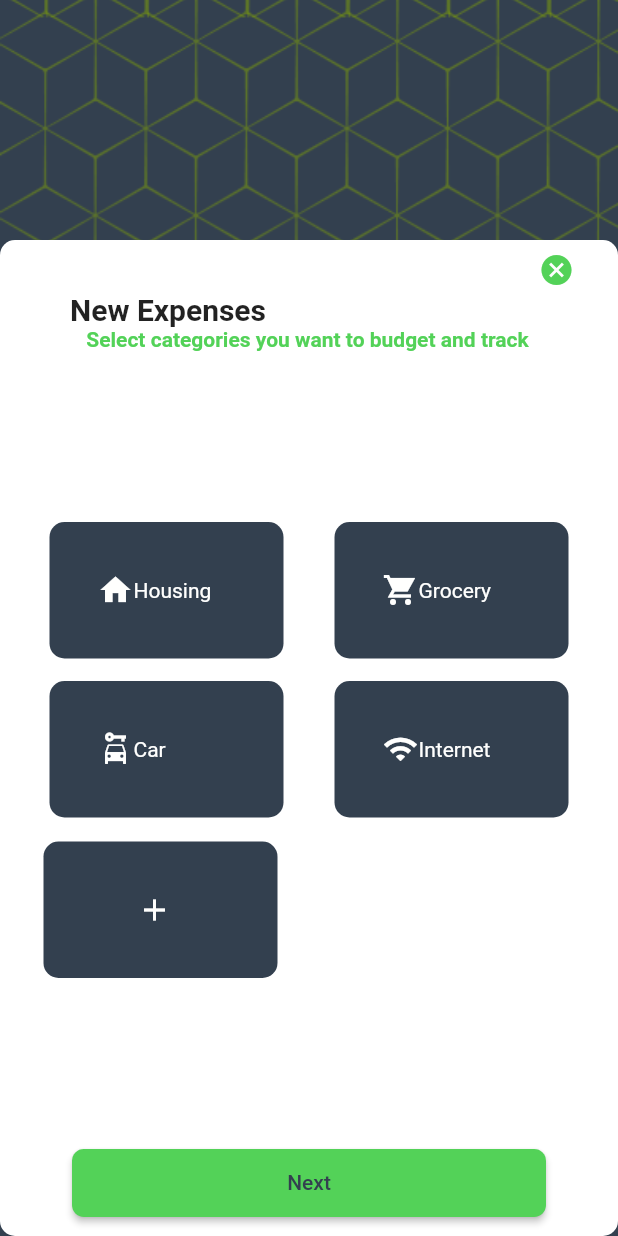
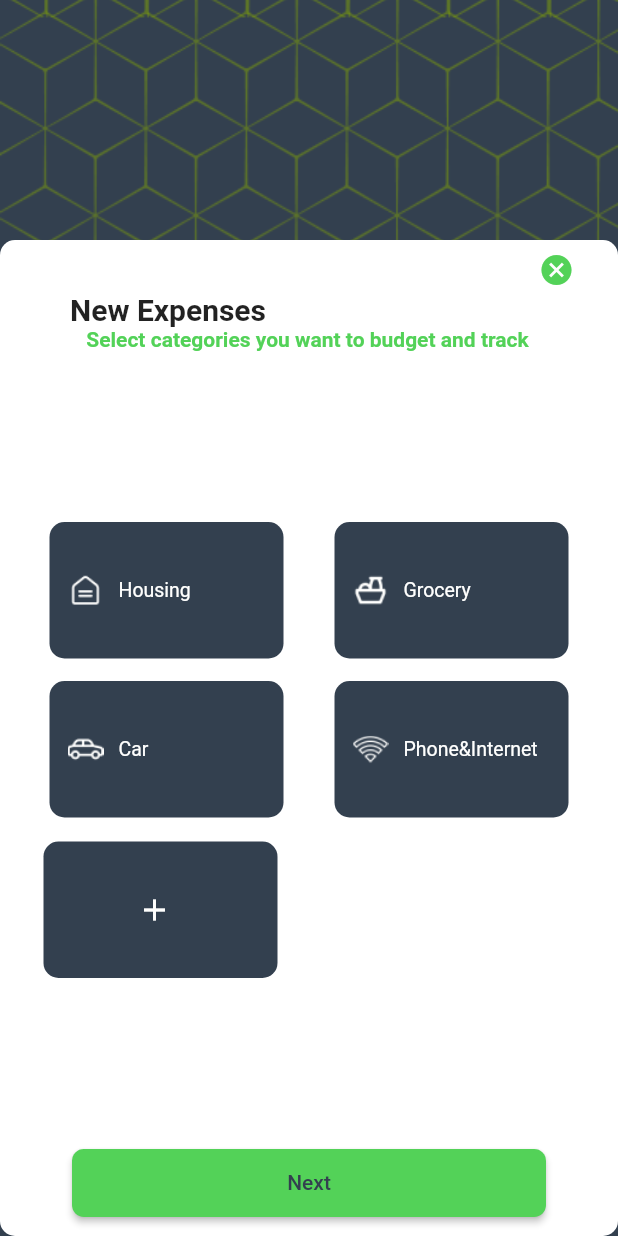
Before and after one commit to jawaher-alqotym/finance_app, a Flutter app: the ExpensesPage screen opened directly, on a phone screen of 412 x 824 dp. Run offline on Flutter 3.47's test engine with Material 2 defaults, Android fonts, the phone set to English and light mode, and no system bars; Roboto replaces fonts that are missing (Plus Jakarta Sans).

Commit message:
add icons

```diff
--- a/lib/main.dart
+++ b/lib/main.dart
@@ -20,7 +20,7 @@ class _MyAppState extends State<MyApp> {
   Widget build(BuildContext context) {
     return MaterialApp(
       debugShowCheckedModeBanner: false,
-      home: NewSaving(),
+      home: ExpensesPage(),
     );
   }
 }
--- a/lib/widgets/expensesAndSaving.dart
+++ b/lib/widgets/expensesAndSaving.dart
@@ -31,36 +31,37 @@ class _ExpensesAndSavingWidgetState extends State<ExpensesAndSavingWidget> {
                   children: [
                     Container(
                         child: CustomContainer(
-                      child: Padding(
-                        padding: const EdgeInsets.only(right: 20, left: 20),
                       child: Row(
+                        //  mainAxisAlignment: MainAxisAlignment.spaceBetween,
                         children: [
-                            Icon(
-                              Icons.home,
+                          ImageIcon(
+                            AssetImage("assets/icons/HomeIcon.png"),
                             color: Color.fromARGB(255, 255, 255, 254),
                           ),
+                          SizedBox(width: 10),
                           Text("Housing",
                               style: TextStyle(
+                                  fontSize: 13,
                                   color: Color.fromARGB(255, 255, 255, 254))),
                         ],
-                        ),
                       ),
                     )),
                     Container(
                       child: CustomContainer(
-                        child: Padding(
-                          padding: const EdgeInsets.only(right: 20, left: 20),
                         child: Row(
                           children: [
-                              Icon(Icons.local_grocery_store_sharp,
-                                  color: Color.fromARGB(255, 255, 255, 254)),
+                            ImageIcon(
+                              AssetImage("assets/icons/GreceryIcon.png"),
+                              color: Color.fromARGB(255, 255, 255, 254),
+                            ),
+                            SizedBox(width: 10),
                             Text(
                               "Grocery",
                               style: TextStyle(
+                                  fontSize: 13,
                                   color: Color.fromARGB(255, 255, 255, 254)),
                             ),
                           ],
-                          ),
                         ),
                       ),
                     ),
@@ -72,36 +73,45 @@ class _ExpensesAndSavingWidgetState extends State<ExpensesAndSavingWidget> {
                   children: [
                     Container(
                         child: CustomContainer(
-                      child: Padding(
-                        padding: const EdgeInsets.only(right: 20, left: 20),
                       child: Row(
                         children: [
-                            Icon(Icons.car_rental,
-                                color: Color.fromARGB(255, 255, 255, 254)),
+                          ImageIcon(
+                            AssetImage("assets/icons/CarIcon.png"),
+                            color: Color.fromARGB(255, 255, 255, 254),
+                          ),
+                          SizedBox(
+                            width: 10,
+                          ),
                           Text(
                             "Car",
                             style: TextStyle(
+                                fontSize: 13,
                                 color: Color.fromARGB(255, 255, 255, 254)),
                           ),
                         ],
                       ),
-                      ),
                     )),
                     Container(
                       child: CustomContainer(
-                        child: Padding(
-                          padding: const EdgeInsets.only(right: 20, left: 20),
                         child: Row(
                           children: [
-                              Icon(Icons.wifi,
-                                  color: Color.fromARGB(255, 255, 255, 254)),
+                            ImageIcon(
+                              AssetImage("assets/icons/WifiIcon.png"),
+                              color: Color.fromARGB(255, 255, 255, 254),
+                            ),
+                            SizedBox(width: 10),
                             Text(
-                                "Internet ",
+                              "Phone&Internet",
                               style: TextStyle(
-                                    color: Color.fromARGB(255, 255, 255, 254)),
+                                  fontSize: 13,
+                                  color: Color.fromARGB(
+                                    255,
+                                    255,
+                                    255,
+                                    254,
+                                  )),
                             ),
                           ],
-                          ),
                         ),
                       ),
                     ),
--- a/pubspec.yaml
+++ b/pubspec.yaml
@@ -32,3 +32,7 @@ flutter:
      - assets/images/insights.png
      - assets/images/background.png
      - assets/icons/Vector.svg
+     - assets/icons/HomeIcon.png
+     - assets/icons/CarIcon.png
+     - assets/icons/GreceryIcon.png
+     - assets/icons/WifiIcon.png
```
Also changed, not shown: assets/icons/CarIcon.png (added), assets/icons/GreceryIcon.png (added), assets/icons/HomeIcon.png (added), assets/icons/Mask group (1).png (added), assets/icons/WifiIcon.png (added). Lines whose indentation alone changed are shown as unchanged.
